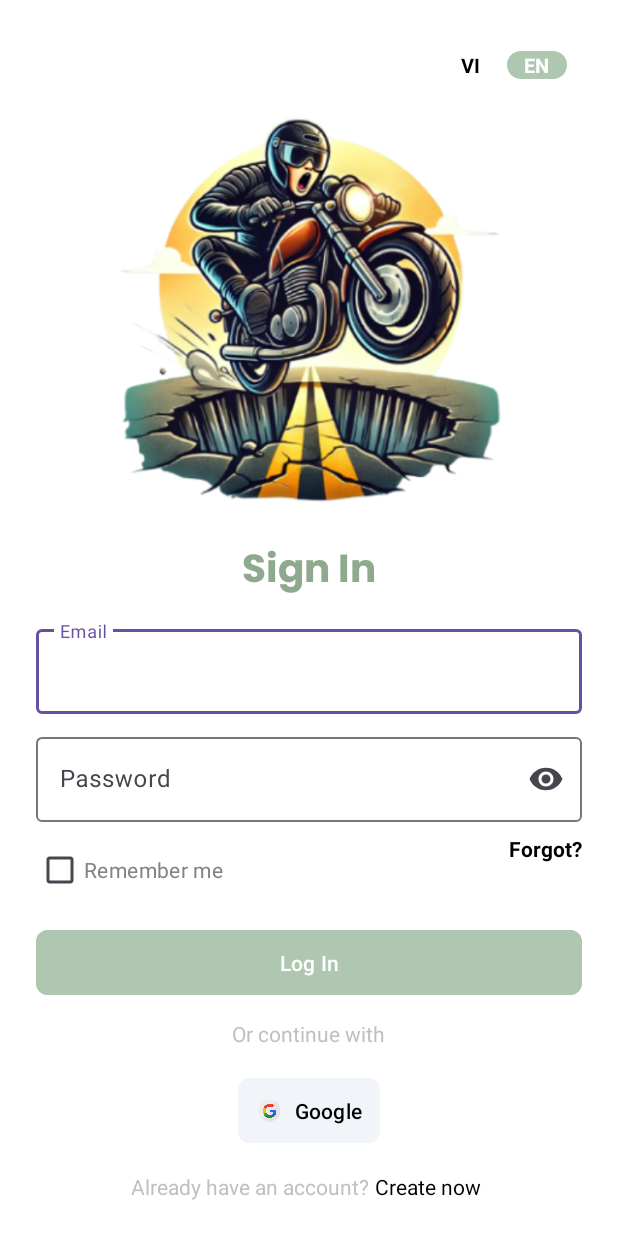
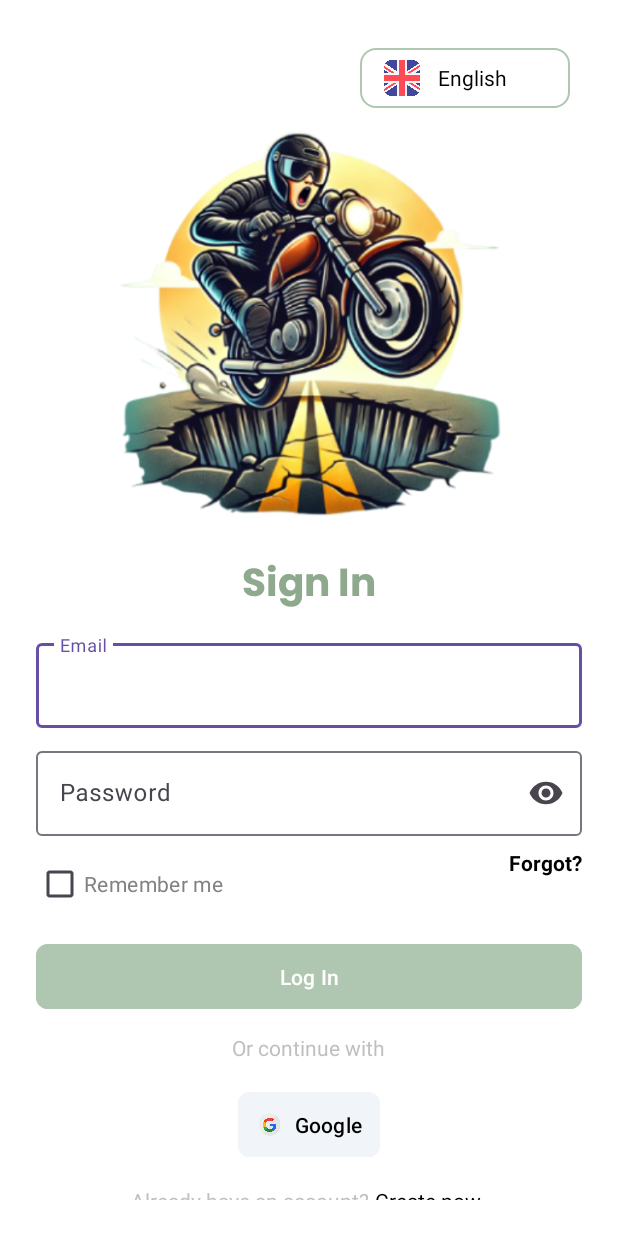
Before and after one commit to bqmxnh/PotholePatrol, an Android app: the screen it shows after launch (LoginActivity), after a tap on "GET STARTED", on a phone screen of 412 x 824 dp. Run offline under Robolectric (Android 15) with nearby library versions, the phone set to English and light mode, and no system bars.

Commit message:
Add Language Spinner

```diff
--- a/app/src/main/java/com/example/potholepatrol/Activity/LoginActivity.java
+++ b/app/src/main/java/com/example/potholepatrol/Activity/LoginActivity.java
@@ -17,9 +17,11 @@ import android.view.LayoutInflater;
 import android.view.View;
 import android.view.Window;
 import android.view.WindowManager;
+import android.widget.AdapterView;
 import android.widget.Button;
 import android.widget.CheckBox;
 import android.widget.ImageView;
+import android.widget.Spinner;
 import android.widget.TextView;
 
 import retrofit2.Callback;
@@ -32,6 +34,8 @@ import androidx.credentials.CredentialManager;
 
 
 import com.example.potholepatrol.Language.App;
+import com.example.potholepatrol.Language.LanguageItem;
+import com.example.potholepatrol.Language.LanguageSpinnerAdapter;
 import com.example.potholepatrol.R;
 import com.google.android.gms.auth.api.signin.GoogleSignIn;
 import com.google.android.gms.auth.api.signin.GoogleSignInClient;
@@ -45,6 +49,8 @@ import com.example.potholepatrol.api.AuthService;
 import com.example.potholepatrol.model.LoginResponse;
 import com.example.potholepatrol.model.LoginRequest;
 
+import java.util.ArrayList;
+import java.util.List;
 import java.util.Locale;
 
 
@@ -59,7 +65,8 @@ public class LoginActivity extends AppCompatActivity {
     private View viButton, enButton;
     private TextView viText, enText;
     private CheckBox cbRemember;
-
+    private Spinner languageSpinner;
+    private List<LanguageItem> languageItems;
     @Override
     protected void onCreate(Bundle savedInstanceState) {
         super.onCreate(savedInstanceState);
@@ -68,8 +75,8 @@ public class LoginActivity extends AppCompatActivity {
         // Initialize views
         initViews();
 
-        // Setup language selector
-        setupLanguageButtons();
+        // Setup language spinner
+        setupLanguageSpinner();
 
         // Setup other click listeners
         setupClickListeners();
@@ -93,27 +100,45 @@ public class LoginActivity extends AppCompatActivity {
         tvCreate = findViewById(R.id.tvCreate);
         cbRemember = findViewById(R.id.cbRemember);
 
-        // Language selector views
-        viButton = findViewById(R.id.vi_button);
-        enButton = findViewById(R.id.en_button);
-        viText = findViewById(R.id.text_vi);
-        enText = findViewById(R.id.text_en);
+        languageSpinner = findViewById(R.id.languageSpinner);
+
     }
 
-    private void setupLanguageButtons() {
-        // Set click listeners for language buttons
-        viButton.setOnClickListener(v -> {
-            showLanguageDialog("vi");
+    private void setupLanguageSpinner() {
+        languageItems = new ArrayList<>();
+        languageItems.add(new LanguageItem(R.drawable.flag_en, "English", "en"));
+        languageItems.add(new LanguageItem(R.drawable.flag_vi, "Tiếng Việt", "vi"));
+        languageItems.add(new LanguageItem(R.drawable.flag_ja, "日本語", "ja"));
+
+        LanguageSpinnerAdapter adapter = new LanguageSpinnerAdapter(this, languageItems);
+        languageSpinner.setAdapter(adapter);
+
+        // Set initial selection based on saved language
+        String currentLang = getCurrentLanguage();
+        for (int i = 0; i < languageItems.size(); i++) {
+            if (languageItems.get(i).getLanguageCode().equals(currentLang)) {
+                languageSpinner.setSelection(i);
+                break;
+            }
+        }
+
+        languageSpinner.setOnItemSelectedListener(new AdapterView.OnItemSelectedListener() {
+            @Override
+            public void onItemSelected(AdapterView<?> parent, View view, int position, long id) {
+                LanguageItem selectedItem = (LanguageItem) parent.getItemAtPosition(position);
+                String newLanguage = selectedItem.getLanguageCode();
+                if (!newLanguage.equals(getCurrentLanguage())) {
+                    showLanguageDialog(newLanguage);
+                }
+            }
+
+            @Override
+            public void onNothingSelected(AdapterView<?> parent) {
+            }
         });
+    }
 
-        enButton.setOnClickListener(v -> {
-            showLanguageDialog("en");
-        });
 
-        // Set initial state
-        String currentLang = getCurrentLanguage();
-        updateLanguageUI(currentLang.equals("vi"));
-    }
 
     private void showLanguageDialog(String languageCode) {
         try {
@@ -133,14 +158,18 @@ public class LoginActivity extends AppCompatActivity {
             btnYes.setOnClickListener(v -> {
                 dialog.dismiss();
                 setNewLocale(languageCode);
-                updateLanguageUI(languageCode.equals("vi"));
             });
 
             btnNo.setOnClickListener(v -> {
                 dialog.dismiss();
-                // Khôi phục UI về trạng thái trước đó
+                // Restore previous selection in spinner
                 String currentLang = getCurrentLanguage();
-                updateLanguageUI(currentLang.equals("vi"));
+                for (int i = 0; i < languageItems.size(); i++) {
+                    if (languageItems.get(i).getLanguageCode().equals(currentLang)) {
+                        languageSpinner.setSelection(i, false);  // false to prevent triggering onItemSelected
+                        break;
+                    }
+                }
             });
 
             if (dialog.getWindow() != null) {
@@ -159,13 +188,18 @@ public class LoginActivity extends AppCompatActivity {
         settings.edit().putString("language", languageCode).apply();
 
         // Update locale for entire app
-        App.setLocale(this);
+        Locale locale = new Locale(languageCode);
+        Locale.setDefault(locale);
+        Resources resources = getResources();
+        Configuration config = new Configuration(resources.getConfiguration());
+        config.setLocale(locale);
+        resources.updateConfiguration(config, resources.getDisplayMetrics());
 
         // Restart activity
         Intent intent = getIntent();
+        intent.setFlags(Intent.FLAG_ACTIVITY_NEW_TASK | Intent.FLAG_ACTIVITY_CLEAR_TASK);
         finish();
         startActivity(intent);
-        // Apply animation
         overridePendingTransition(android.R.anim.fade_in, android.R.anim.fade_out);
     }
 
--- a/app/src/main/java/com/example/potholepatrol/Language/App.java
+++ b/app/src/main/java/com/example/potholepatrol/Language/App.java
@@ -12,7 +12,6 @@ public class App extends Application {
     @Override
     public void onCreate() {
         super.onCreate();
-        // Set initial locale from saved preferences
         setLocale(getApplicationContext());
     }
 
@@ -26,6 +25,7 @@ public class App extends Application {
         Resources resources = context.getResources();
         Configuration config = new Configuration(resources.getConfiguration());
         config.setLocale(locale);
+
         context.createConfigurationContext(config);
         resources.updateConfiguration(config, resources.getDisplayMetrics());
     }
@@ -37,7 +37,8 @@ public class App extends Application {
         Locale locale = new Locale(language);
         Locale.setDefault(locale);
 
-        Configuration config = new Configuration();
+        Resources resources = context.getResources();
+        Configuration config = new Configuration(resources.getConfiguration());
         config.setLocale(locale);
 
         return context.createConfigurationContext(config);
--- /dev/null
+++ b/app/src/main/java/com/example/potholepatrol/Language/LanguageItem.java
@@ -0,0 +1,17 @@
+package com.example.potholepatrol.Language;
+
+public class LanguageItem {
+    private int flagResource;
+    private String languageName;
+    private String languageCode;
+
+    public LanguageItem(int flagResource, String languageName, String languageCode) {
+        this.flagResource = flagResource;
+        this.languageName = languageName;
+        this.languageCode = languageCode;
+    }
+
+    public int getFlagResource() { return flagResource; }
+    public String getLanguageName() { return languageName; }
+    public String getLanguageCode() { return languageCode; }
+}
--- /dev/null
+++ b/app/src/main/java/com/example/potholepatrol/Language/LanguageSpinnerAdapter.java
@@ -0,0 +1,52 @@
+package com.example.potholepatrol.Language;
+
+import android.content.Context;
+import android.graphics.Color;
+import android.view.LayoutInflater;
+import android.view.View;
+import android.view.ViewGroup;
+import android.widget.ArrayAdapter;
+import android.widget.ImageView;
+import android.widget.TextView;
+
+import com.example.potholepatrol.R;
+
+import java.util.List;
+
+public class LanguageSpinnerAdapter extends ArrayAdapter<LanguageItem> {
+    private LayoutInflater inflater;
+
+    public LanguageSpinnerAdapter(Context context, List<LanguageItem> items) {
+        super(context, 0, items);
+        inflater = LayoutInflater.from(context);
+    }
+
+    @Override
+    public View getDropDownView(int position, View convertView, ViewGroup parent) {
+        View view = createItemView(position, convertView, parent);
+        view.setBackgroundColor(Color.TRANSPARENT); // Make each item background transparent
+        return view;
+    }
+
+    @Override
+    public View getView(int position, View convertView, ViewGroup parent) {
+        return createItemView(position, convertView, parent);
+    }
+
+    private View createItemView(int position, View convertView, ViewGroup parent) {
+        if (convertView == null) {
+            convertView = inflater.inflate(R.layout.spinner_item_layout, parent, false);
+        }
+
+        ImageView ivFlag = convertView.findViewById(R.id.ivFlag);
+        TextView tvLanguage = convertView.findViewById(R.id.tvLanguage);
+
+        LanguageItem item = getItem(position);
+        if (item != null) {
+            ivFlag.setImageResource(item.getFlagResource());
+            tvLanguage.setText(item.getLanguageName());
+        }
+
+        return convertView;
+    }
+}
--- /dev/null
+++ b/app/src/main/res/drawable/spinner_background.xml
@@ -0,0 +1,6 @@
+<?xml version="1.0" encoding="utf-8"?>
+<shape xmlns:android="http://schemas.android.com/apk/res/android">
+    <solid android:color="#FFFFFF"/>
+    <corners android:radius="8dp"/>
+    <stroke android:width="1dp" android:color="#E0E0E0"/>
+</shape>
--- /dev/null
+++ b/app/src/main/res/drawable/spinner_dropdown_background.xml
@@ -0,0 +1,6 @@
+<?xml version="1.0" encoding="utf-8"?>
+<shape xmlns:android="http://schemas.android.com/apk/res/android">
+    <solid android:color="#FFFFFF"/>
+    <corners android:radius="60dp"/>
+    <stroke android:width="1dp" android:color="#E0E0E0"/>
+</shape>
--- a/app/src/main/res/layout/activity_login.xml
+++ b/app/src/main/res/layout/activity_login.xml
@@ -6,59 +6,19 @@
     android:padding="24dp"
     android:background="#FFFFFF">
 
-    <!-- Language Selector -->
-    <LinearLayout
-        android:id="@+id/language_selector"
+    <Spinner
+        android:id="@+id/languageSpinner"
         android:layout_width="wrap_content"
         android:layout_height="wrap_content"
         android:layout_alignParentTop="true"
         android:layout_alignParentEnd="true"
-        android:background="@drawable/dialog_frame"
-        android:padding="10dp"
-        android:orientation="horizontal">
-
-        <!-- VI Button -->
-        <LinearLayout
-            android:id="@+id/vi_button"
-            android:layout_width="40dp"
-            android:layout_height="match_parent"
-            android:gravity="center"
-            android:clickable="true"
-            android:focusable="true"
-            android:foreground="?android:attr/selectableItemBackground">
-
-            <TextView
-                android:id="@+id/text_vi"
-                android:layout_width="wrap_content"
-                android:layout_height="wrap_content"
-                android:text="VI"
-                android:textColor="#000000"
-                android:textSize="13sp"
-                android:textStyle="bold" />
-        </LinearLayout>
-
-        <!-- EN Button -->
-        <LinearLayout
-            android:id="@+id/en_button"
-            android:layout_width="40dp"
-            android:layout_height="match_parent"
-            android:layout_marginStart="4dp"
-            android:background="@drawable/dialog_frame"
-            android:gravity="center"
-            android:clickable="true"
-            android:focusable="true"
-            android:foreground="?android:attr/selectableItemBackground">
-
-            <TextView
-                android:id="@+id/text_en"
-                android:layout_width="wrap_content"
-                android:layout_height="wrap_content"
-                android:text="EN"
-                android:textColor="#000000"
-                android:textSize="13sp"
-                android:textStyle="bold" />
-        </LinearLayout>
-    </LinearLayout>
+        android:layout_marginTop="8dp"
+        android:layout_marginEnd="8dp"
+        android:minWidth="140dp"
+        android:popupBackground="@drawable/search_frame"
+        android:background="@drawable/search_frame"
+        android:dropDownWidth="140dp"
+        android:spinnerMode="dropdown"/>
 
     <!-- Motorcycle Illustration -->
     <ImageView
@@ -67,7 +27,7 @@
         android:layout_height="286dp"
         android:adjustViewBounds="true"
         android:layout_centerHorizontal="true"
-        android:layout_below="@id/language_selector"
+        android:layout_below="@id/languageSpinner"
         android:src="@drawable/motorcycle_illustration"
         />
 
--- /dev/null
+++ b/app/src/main/res/layout/spinner_item_layout.xml
@@ -0,0 +1,24 @@
+<?xml version="1.0" encoding="utf-8"?>
+<LinearLayout xmlns:android="http://schemas.android.com/apk/res/android"
+    android:layout_width="match_parent"
+    android:layout_height="wrap_content"
+    android:orientation="horizontal"
+    android:gravity="center_vertical"
+    android:paddingVertical="8dp"
+    android:paddingHorizontal="16dp">
+
+    <ImageView
+        android:id="@+id/ivFlag"
+        android:layout_width="24dp"
+        android:layout_height="24dp"
+        android:layout_marginEnd="12dp"
+        android:scaleType="fitCenter"/>
+
+    <TextView
+        android:id="@+id/tvLanguage"
+        android:layout_width="wrap_content"
+        android:layout_height="wrap_content"
+        android:textSize="14sp"
+        android:textColor="#000000"/>
+
+</LinearLayout>
--- a/app/src/main/res/values/styles.xml
+++ b/app/src/main/res/values/styles.xml
@@ -25,5 +25,9 @@
 		<item name="android:windowSoftInputMode">adjustResize</item>
 		<item name="android:windowBackground">@android:color/transparent</item>
 	</style>
+	<style name="SpinnerStyle" parent="Widget.AppCompat.Spinner">
+		<item name="android:background">@android:color/transparent</item>
+		<item name="android:dropDownVerticalOffset">8dp</item>
+	</style>
 
 </resources>
```
Also changed, not shown: app/src/main/res/drawable/flag_en.png (added), app/src/main/res/drawable/flag_ja.png (added), app/src/main/res/drawable/flag_vi.png (added).
